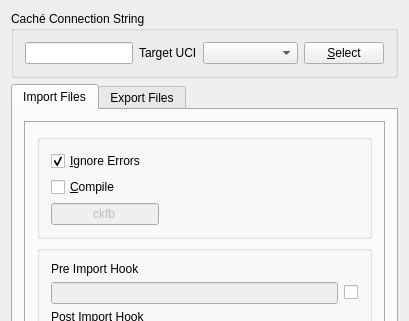
Before: the Qt Designer form QtCacheTool/mainwindow.ui in entwickler42/QtCache, drawn with Qt 5; both pictures show x 0 to 409 and y 0 to 321 of the 409 by 483 pixel window.
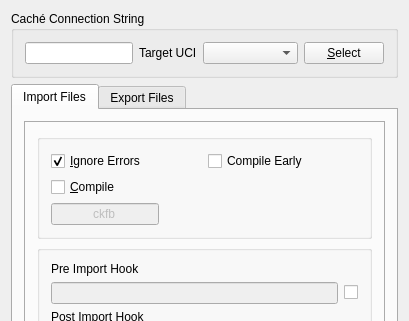
After: the same form once the commit is applied. The open tabs and pages were chosen to show the change. Icons and pictures are not drawn.

Commit message: switched further options to strongly typed settings class

What changed in the file:
```diff
--- a/QtCacheTool/mainwindow.ui
+++ b/QtCacheTool/mainwindow.ui
@@ -155,6 +155,8 @@
               </property>
               <layout class="QVBoxLayout" name="verticalLayout_10">
                <item>
+                <layout class="QHBoxLayout" name="horizontalLayout_10">
+                 <item>
                 <widget class="QCheckBox" name="ignoreImportErrors">
                  <property name="text">
                   <string>&amp;Ignore Errors</string>
@@ -163,6 +165,15 @@
                   <bool>true</bool>
                  </property>
                 </widget>
+                 </item>
+                 <item>
+                  <widget class="QCheckBox" name="compileEarly">
+                   <property name="text">
+                    <string>Compile Early</string>
+                   </property>
+                  </widget>
+                 </item>
+                </layout>
                </item>
                <item>
                 <widget class="QCheckBox" name="compile">
```
Lines whose indentation alone changed are shown as unchanged. The commit also changes 2 other files.
